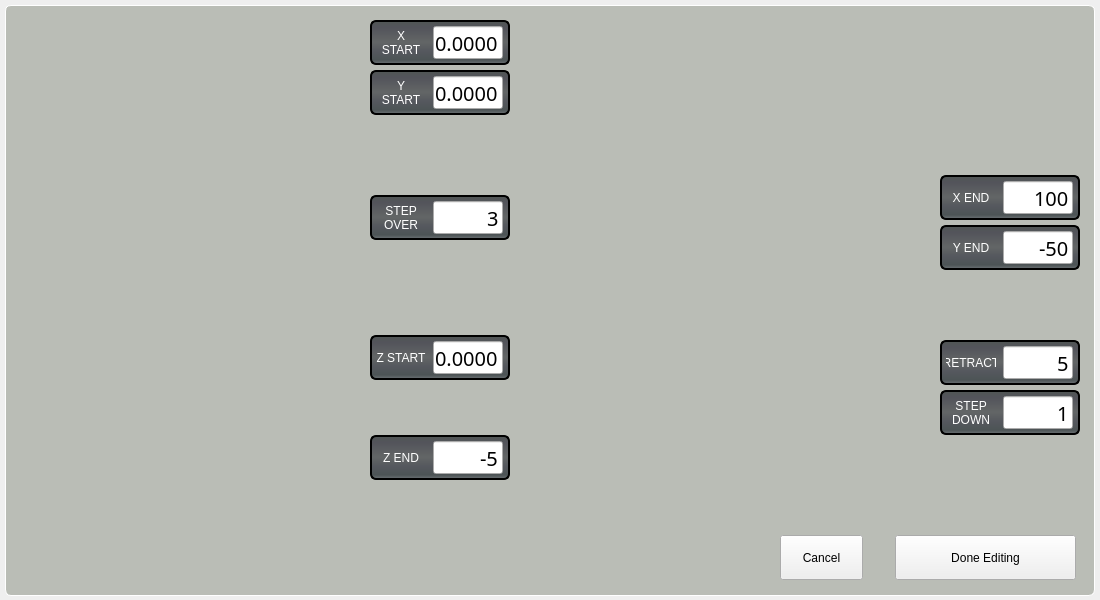
Qt form mindovercncmill/widgets/conversational/ui/facing_op.ui (85vmh/mindovercncmill) before a commit.
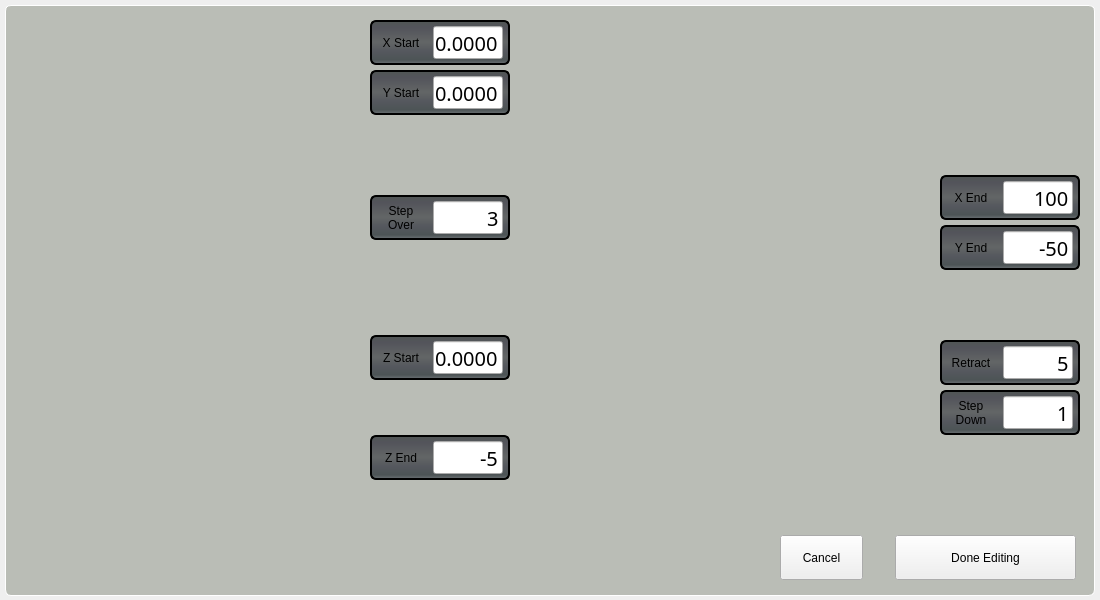
The same form after that commit. Custom widgets are drawn as their Qt base class.

Commit message: after font changes

```diff
--- a/mindovercncmill/widgets/conversational/ui/facing_op.ui
+++ b/mindovercncmill/widgets/conversational/ui/facing_op.ui
@@ -141,14 +141,8 @@
          <height>33</height>
         </size>
        </property>
-       <property name="styleSheet">
-        <string notr="true">QLabel{
-font: 75 13pt &quot;Bebas Kai&quot;;
-color: rgb(255, 255, 255);
-}</string>
-       </property>
        <property name="text">
-        <string>X START</string>
+        <string>X Start</string>
        </property>
        <property name="alignment">
         <set>Qt::AlignCenter</set>
@@ -278,14 +272,8 @@
          <height>33</height>
         </size>
        </property>
-       <property name="styleSheet">
-        <string notr="true">QLabel{
-font: 75 13pt &quot;Bebas Kai&quot;;
-color: rgb(255, 255, 255);
-}</string>
-       </property>
        <property name="text">
-        <string>STEP OVER</string>
+        <string>Step Over</string>
        </property>
        <property name="alignment">
         <set>Qt::AlignCenter</set>
@@ -418,14 +406,8 @@
          <height>33</height>
         </size>
        </property>
-       <property name="styleSheet">
-        <string notr="true">QLabel{
-font: 75 13pt &quot;Bebas Kai&quot;;
-color: rgb(255, 255, 255);
-}</string>
-       </property>
        <property name="text">
-        <string>Y END</string>
+        <string>Y End</string>
        </property>
        <property name="alignment">
         <set>Qt::AlignCenter</set>
@@ -555,14 +537,8 @@
          <height>33</height>
         </size>
        </property>
-       <property name="styleSheet">
-        <string notr="true">QLabel{
-font: 75 13pt &quot;Bebas Kai&quot;;
-color: rgb(255, 255, 255);
-}</string>
-       </property>
        <property name="text">
-        <string>Y START</string>
+        <string>Y Start</string>
        </property>
        <property name="alignment">
         <set>Qt::AlignCenter</set>
@@ -692,14 +668,8 @@
          <height>33</height>
         </size>
        </property>
-       <property name="styleSheet">
-        <string notr="true">QLabel{
-font: 75 13pt &quot;Bebas Kai&quot;;
-color: rgb(255, 255, 255);
-}</string>
-       </property>
        <property name="text">
-        <string>X END</string>
+        <string>X End</string>
        </property>
        <property name="alignment">
         <set>Qt::AlignCenter</set>
@@ -829,14 +799,8 @@
          <height>33</height>
         </size>
        </property>
-       <property name="styleSheet">
-        <string notr="true">QLabel{
-font: 75 13pt &quot;Bebas Kai&quot;;
-color: rgb(255, 255, 255);
-}</string>
-       </property>
        <property name="text">
-        <string>Z END</string>
+        <string>Z End</string>
        </property>
        <property name="alignment">
         <set>Qt::AlignCenter</set>
@@ -966,14 +930,8 @@
          <height>33</height>
         </size>
        </property>
-       <property name="styleSheet">
-        <string notr="true">QLabel{
-font: 75 13pt &quot;Bebas Kai&quot;;
-color: rgb(255, 255, 255);
-}</string>
-       </property>
        <property name="text">
-        <string>RETRACT</string>
+        <string>Retract</string>
        </property>
        <property name="alignment">
         <set>Qt::AlignCenter</set>
@@ -1103,14 +1061,8 @@
          <height>33</height>
         </size>
        </property>
-       <property name="styleSheet">
-        <string notr="true">QLabel{
-font: 75 13pt &quot;Bebas Kai&quot;;
-color: rgb(255, 255, 255);
-}</string>
-       </property>
        <property name="text">
-        <string>Z START</string>
+        <string>Z Start</string>
        </property>
        <property name="alignment">
         <set>Qt::AlignCenter</set>
@@ -1240,14 +1192,8 @@
          <height>33</height>
         </size>
        </property>
-       <property name="styleSheet">
-        <string notr="true">QLabel{
-font: 75 13pt &quot;Bebas Kai&quot;;
-color: rgb(255, 255, 255);
-}</string>
-       </property>
        <property name="text">
-        <string>STEP DOWN</string>
+        <string>Step Down</string>
        </property>
        <property name="alignment">
         <set>Qt::AlignCenter</set>
```
The commit also changes 12 other files.
